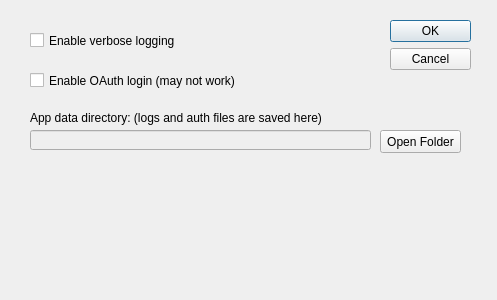
First picture: the form in gui/src/main/resources/settings_dialog.ui, repository apastel/ytmusic-deleter, before the edit.
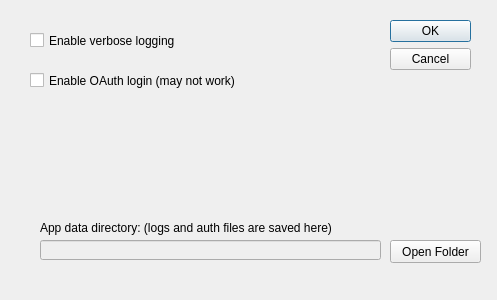
Second picture: the form after the edit.

Commit message: started working on settings window

The edit to the form file:
```diff
--- a/gui/src/main/resources/settings_dialog.ui
+++ b/gui/src/main/resources/settings_dialog.ui
@@ -25,7 +25,7 @@
      <x>390</x>
      <y>20</y>
      <width>81</width>
-     <height>241</height>
+     <height>71</height>
     </rect>
    </property>
    <property name="orientation">
@@ -82,9 +82,9 @@
   <widget class="QPushButton" name="openDataDirButton">
    <property name="geometry">
     <rect>
-     <x>380</x>
-     <y>130</y>
-     <width>81</width>
+     <x>390</x>
+     <y>240</y>
+     <width>91</width>
      <height>23</height>
     </rect>
    </property>
@@ -98,8 +98,8 @@
    </property>
    <property name="geometry">
     <rect>
-     <x>30</x>
-     <y>130</y>
+     <x>40</x>
+     <y>240</y>
      <width>341</width>
      <height>20</height>
     </rect>
@@ -111,8 +111,8 @@
   <widget class="QLabel" name="dataDirLabel">
    <property name="geometry">
     <rect>
-     <x>30</x>
-     <y>110</y>
+     <x>40</x>
+     <y>220</y>
      <width>331</width>
      <height>16</height>
     </rect>
```
Left out of the diff: 6 changed lines with no effect on the pictures.
